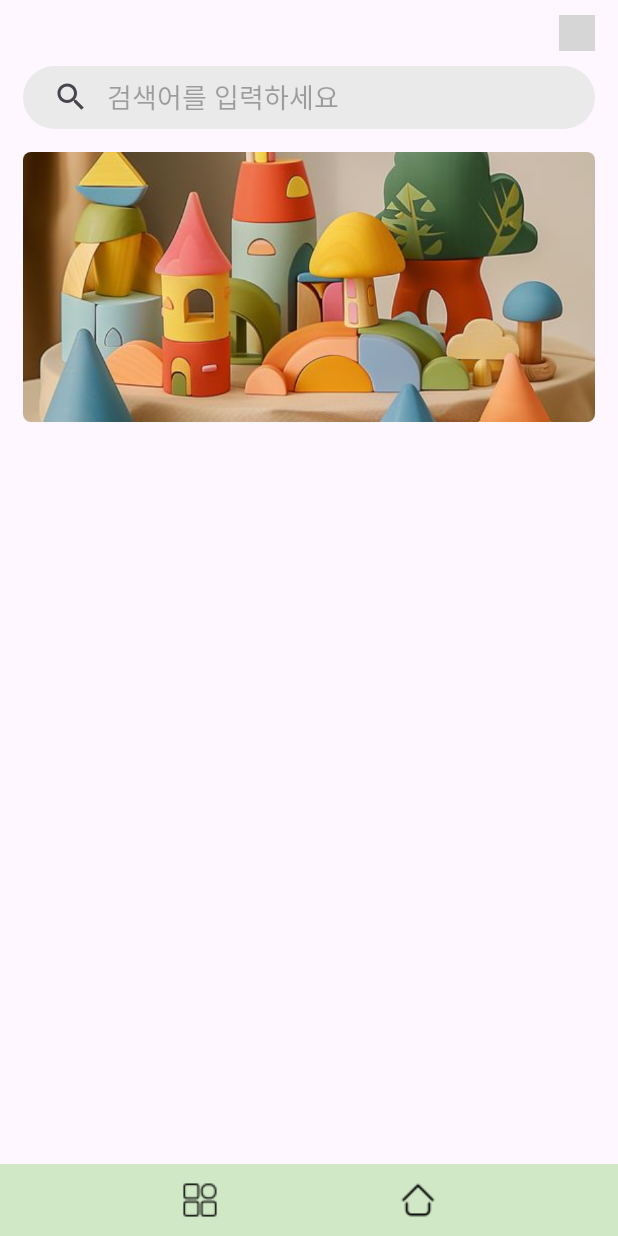
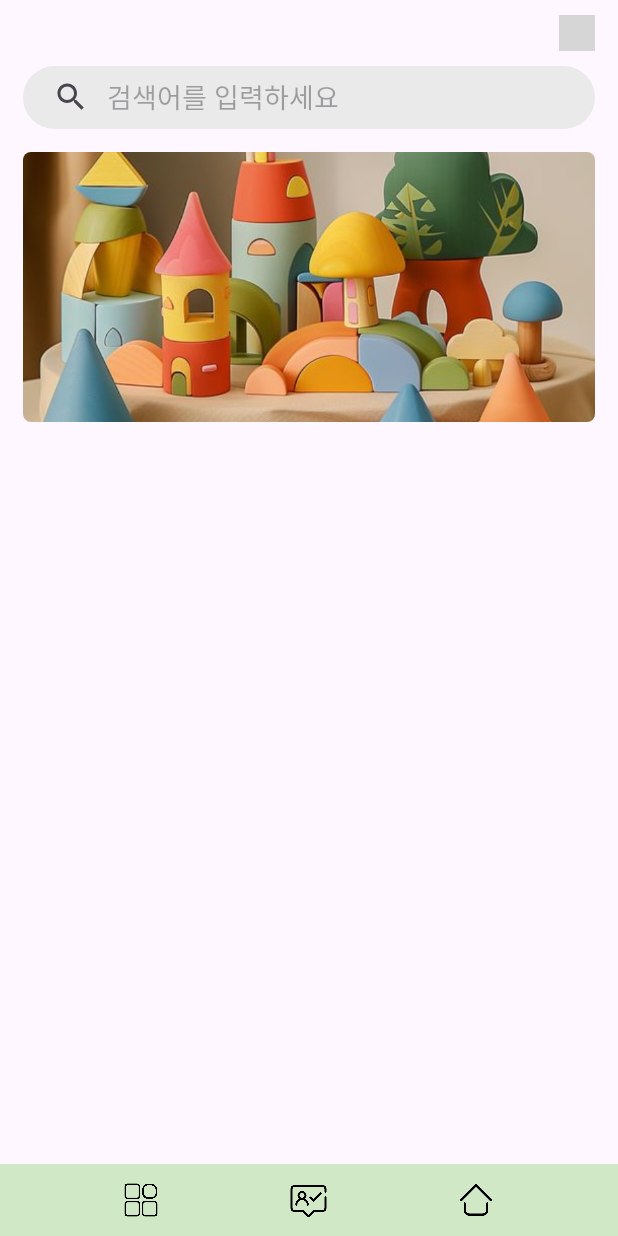
Before and after one commit to eungyeong12/mobile-programming, an Android app: the screen it shows after launch once a user with an empty profile is signed in (MainActivity), on a phone screen of 412 x 824 dp. Run offline under Robolectric (Android 15) with nearby library versions, the phone set to English and light mode, and no system bars; our stand-ins replace Firebase (no records; nobody signed in at launch, a user with empty details on screens opened directly); libraries missing offline, so code that uses them is left out: com.ramotion.fluidslider, jxl.read.biff; grey boxes are pictures that could not be loaded.

Commit message:
회사 목록 가져오기 기능 구현

```diff
--- a/app/build.gradle.kts
+++ b/app/build.gradle.kts
@@ -38,6 +38,9 @@ dependencies {
     implementation("com.google.firebase:firebase-auth")
     implementation("com.ramotion.fluidslider:fluid-slider:0.3.1")
     implementation("net.sourceforge.jexcelapi:jxl:2.6.12")
+    implementation("de.hdodenhof:circleimageview:3.1.0")
+    implementation("com.github.bumptech.glide:glide:4.12.0")
+    annotationProcessor("com.github.bumptech.glide:compiler:4.12.0")
     implementation(libs.appcompat)
     implementation(libs.material)
     implementation(libs.activity)
--- a/app/src/main/AndroidManifest.xml
+++ b/app/src/main/AndroidManifest.xml
@@ -11,6 +11,7 @@
         android:roundIcon="@mipmap/ic_launcher_round"
         android:supportsRtl="true"
         android:theme="@style/Theme.ToyBreeze"
+        android:enableOnBackInvokedCallback="true"
         tools:targetApi="31">
         <activity
             android:name=".SplashActivity"
--- a/app/src/main/java/jo/toybreeze/MainActivity.java
+++ b/app/src/main/java/jo/toybreeze/MainActivity.java
@@ -1,6 +1,7 @@
 package jo.toybreeze;
 
 import android.os.Bundle;
+import android.view.View;
 import android.widget.ImageView;
 
 import androidx.activity.EdgeToEdge;
@@ -28,8 +29,10 @@ import jxl.read.biff.BiffException;
 public class MainActivity extends AppCompatActivity {
     private FragmentManager fragmentManager = getSupportFragmentManager();
     private FragmentCategory fragmentCategory = new FragmentCategory();
+    private FragmentSubscribe fragmentSubscribe = new FragmentSubscribe();
     private FragmentHome fragmentHome = new FragmentHome();
     private ImageView category;
+    private ImageView subscribe;
     private ImageView home;
     private FirebaseFirestore db;
 
@@ -50,11 +53,17 @@ public class MainActivity extends AppCompatActivity {
         transaction.replace(R.id.main_container, fragmentHome).commitAllowingStateLoss();
 
         category = findViewById(R.id.category);
+        subscribe = findViewById(R.id.subscribe);
         home = findViewById(R.id.home);
 
         category.setOnClickListener(view -> {
             FragmentTransaction transaction1 = fragmentManager.beginTransaction();
             transaction1.replace(R.id.main_container, fragmentCategory).commitAllowingStateLoss();
+        });
+
+        subscribe.setOnClickListener(view -> {
+            FragmentTransaction transaction1 = fragmentManager.beginTransaction();
+            transaction1.replace(R.id.main_container, fragmentSubscribe).commitAllowingStateLoss();
         });
 
         home.setOnClickListener(view -> {
@@ -63,7 +72,7 @@ public class MainActivity extends AppCompatActivity {
         });
     }
 
-    public void readExcel() {
+    public void readToys() {
         try {
             InputStream is = getBaseContext().getResources().getAssets().open("toy.xls");
             Workbook wb = Workbook.getWorkbook(is);
@@ -111,4 +120,35 @@ public class MainActivity extends AppCompatActivity {
             throw new RuntimeException(e);
         }
     }
+
+    public void readCompanies() {
+        try {
+            InputStream is = getBaseContext().getResources().getAssets().open("companies.xls");
+            Workbook wb = Workbook.getWorkbook(is);
+            if(wb != null){
+
+                Sheet sheet = wb.getSheet(0);
+
+                if(sheet != null){
+                    int colTotal = sheet.getColumns();
+                    int rowIndexStart = 0;
+                    int rowTotal = sheet.getColumn(colTotal-1).length;
+
+                    for(int row = rowIndexStart; row < rowTotal; row++) {
+                        String company = sheet.getCell(0, row).getContents();
+                        String image = sheet.getCell(1, row).getContents();
+                        Image img = new Image(image);
+
+                        db.collection("logo")
+                                .document(company)
+                                .set(img);
+                    }
+                }
+            }
+        } catch (IOException e) {
+            e.printStackTrace();
+        } catch (BiffException e) {
+            throw new RuntimeException(e);
+        }
+    }
 }
--- a/app/src/main/java/jo/toybreeze/domain/User.java
+++ b/app/src/main/java/jo/toybreeze/domain/User.java
@@ -7,6 +7,9 @@ public class User {
     private String phoneNumber;
     private String address;
     private String detailAddress;
+
+    public User() {
+    }
 
     public User(String name, String email, String password, String phoneNumber, String address, String detailAddress) {
         this.name = name;
--- a/app/src/main/res/layout/activity_main.xml
+++ b/app/src/main/res/layout/activity_main.xml
@@ -1,9 +1,9 @@
 <?xml version="1.0" encoding="utf-8"?>
 <androidx.constraintlayout.widget.ConstraintLayout xmlns:android="http://schemas.android.com/apk/res/android"
+    xmlns:app="http://schemas.android.com/apk/res-auto"
+    android:id="@+id/main"
     android:layout_width="match_parent"
-    android:layout_height="match_parent"
-    android:id="@+id/main"
-    xmlns:app="http://schemas.android.com/apk/res-auto">
+    android:layout_height="match_parent">
 
     <FrameLayout
         android:id="@+id/main_container"
@@ -45,6 +45,18 @@
             android:layout_weight="1" />
 
         <ImageView
+            android:id="@+id/subscribe"
+            android:layout_width="34dp"
+            android:layout_height="32dp"
+            android:background="?attr/selectableItemBackgroundBorderless"
+            app:srcCompat="@drawable/subscribe" />
+
+        <Space
+            android:layout_width="wrap_content"
+            android:layout_height="wrap_content"
+            android:layout_weight="1" />
+
+        <ImageView
             android:id="@+id/home"
             android:layout_width="24dp"
             android:layout_height="24dp"
```
Also changed, not shown: app/src/main/java/jo/toybreeze/CompanyAdaptor.java (added, +73 -0 lines), app/src/main/java/jo/toybreeze/FragmentSubscribe.java (added, +58 -0 lines), app/src/main/java/jo/toybreeze/domain/Company.java (added, +19 -0 lines), app/src/main/res/layout/fragment_subscribe.xml (added, +34 -0 lines), app/src/main/res/layout/item_company.xml (added, +23 -0 lines), app/src/main/res/drawable/category.png, app/src/main/res/drawable/home.png, app/src/main/res/drawable/subscribe.png (added), 1 other file.
